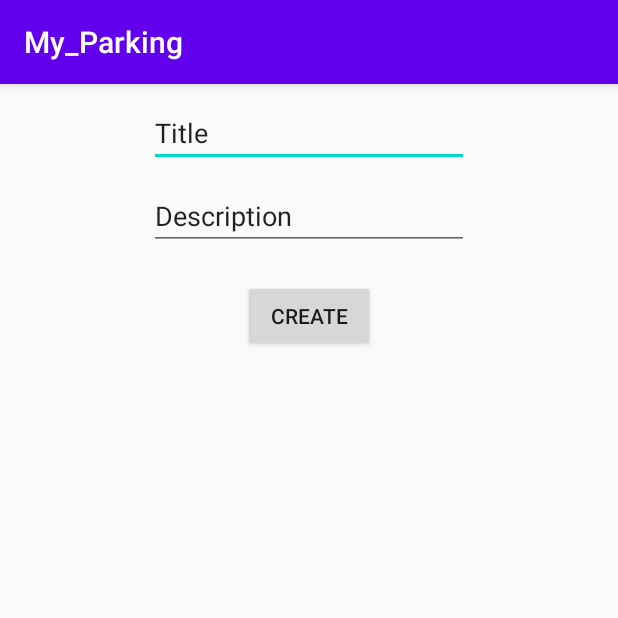
After one commit to Rasmus-Lykke/Exam_Android, an Android app: the CreateParkingSpotActivity screen opened directly, with no data from a screen before it, on a phone screen of 412 x 824 dp, the top half of it. The commit adds this screen. Run offline under Robolectric (Android 15) with nearby library versions, the phone set to English and light mode, and no system bars.

Commit message:
Lots of work completed. Its now possible to create, update and delete parking spots. It can show parking spots on the map aswell the users location

```diff
--- a/app/src/main/AndroidManifest.xml
+++ b/app/src/main/AndroidManifest.xml
@@ -11,6 +11,7 @@
         android:roundIcon="@mipmap/ic_launcher_round"
         android:supportsRtl="true"
         android:theme="@style/AppTheme">
+        <activity android:name=".CreateParkingSpotActivity"></activity>
 
         <meta-data
             android:name="com.google.android.geo.API_KEY"
@@ -18,7 +19,7 @@
 
         <activity
             android:name=".MapsActivity"
-            android:label="@string/title_activity_maps"></activity>
+            android:label="@string/title_activity_maps" />
         <activity android:name=".LoginActivity">
             <intent-filter>
                 <action android:name="android.intent.action.MAIN" />
@@ -26,7 +27,7 @@
                 <category android:name="android.intent.category.LAUNCHER" />
             </intent-filter>
         </activity>
-        <activity android:name=".MainActivity"></activity>
+        <activity android:name=".MainActivity" />
     </application>
 
 </manifest>
--- /dev/null
+++ b/app/src/main/java/com/example/my_parking/CreateParkingSpotActivity.java
@@ -0,0 +1,45 @@
+package com.example.my_parking;
+
+import androidx.appcompat.app.AppCompatActivity;
+
+import android.os.Bundle;
+import android.view.View;
+import android.widget.EditText;
+import android.widget.Toast;
+
+import com.example.my_parking.storage.FirebaseRepo;
+import com.google.android.gms.maps.model.LatLng;
+
+import java.util.NavigableMap;
+
+public class CreateParkingSpotActivity extends AppCompatActivity {
+
+    EditText editTextTitle;
+    EditText editTextDescription;
+
+    double lat;
+    double lng;
+
+    @Override
+    protected void onCreate(Bundle savedInstanceState) {
+        super.onCreate(savedInstanceState);
+        setContentView(R.layout.activity_create_parking_spot);
+
+        editTextTitle = findViewById(R.id.editTextTitle);
+        editTextDescription = findViewById(R.id.editTextDescription);
+    }
+
+    public void createParkingSpot(View view) {
+
+        lat = MapsActivity.currentLocation.latitude;
+        lng = MapsActivity.currentLocation.longitude;
+
+        String latitude = String.valueOf(lat);
+        String longitude = String.valueOf(lng);
+        FirebaseRepo.saveNewNote(view,
+                editTextTitle.getText().toString(),
+                editTextDescription.getText().toString(),
+                latitude, longitude);
+
+    }
+}
--- a/app/src/main/java/com/example/my_parking/auth/FirebaseManager.java
+++ b/app/src/main/java/com/example/my_parking/auth/FirebaseManager.java
@@ -5,6 +5,7 @@ import android.widget.Toast;
 
 import androidx.annotation.NonNull;
 
+import com.example.my_parking.storage.FirebaseRepo;
 import com.google.android.gms.tasks.OnCompleteListener;
 import com.google.android.gms.tasks.Task;
 import com.google.firebase.auth.AuthResult;
@@ -15,12 +16,8 @@ import com.example.my_parking.LoginActivity;
 public class FirebaseManager {
 
     private FirebaseAuth firebaseAuth = FirebaseAuth.getInstance();
-    private static FirebaseManager instance = new FirebaseManager();
     private static FirebaseUser user;
 
-    public static FirebaseManager getInstance() {
-        return instance;
-    }
 
     public void signIn(String email, String password, final LoginActivity activity) {
         firebaseAuth.signInWithEmailAndPassword(email, password)
--- /dev/null
+++ b/app/src/main/res/layout/activity_create_parking_spot.xml
@@ -0,0 +1,43 @@
+<?xml version="1.0" encoding="utf-8"?>
+<androidx.constraintlayout.widget.ConstraintLayout xmlns:android="http://schemas.android.com/apk/res/android"
+    xmlns:app="http://schemas.android.com/apk/res-auto"
+    xmlns:tools="http://schemas.android.com/tools"
+    android:layout_width="match_parent"
+    android:layout_height="match_parent"
+    tools:context=".CreateParkingSpotActivity">
+
+    <EditText
+        android:id="@+id/editTextTitle"
+        android:layout_width="wrap_content"
+        android:layout_height="wrap_content"
+        android:layout_margin="10dp"
+        android:ems="10"
+        android:inputType="textPersonName"
+        android:text="Title"
+        app:layout_constraintEnd_toEndOf="parent"
+        app:layout_constraintStart_toStartOf="parent"
+        app:layout_constraintTop_toTopOf="parent" />
+
+    <EditText
+        android:id="@+id/editTextDescription"
+        android:layout_width="wrap_content"
+        android:layout_height="wrap_content"
+        android:layout_margin="10dp"
+        android:ems="10"
+        android:inputType="textPersonName"
+        android:text="Description"
+        app:layout_constraintEnd_toEndOf="parent"
+        app:layout_constraintStart_toStartOf="parent"
+        app:layout_constraintTop_toBottomOf="@+id/editTextTitle" />
+
+    <Button
+        android:id="@+id/buttonCreate"
+        android:layout_width="wrap_content"
+        android:layout_height="wrap_content"
+        android:layout_margin="20dp"
+        android:onClick="createParkingSpot"
+        android:text="Create"
+        app:layout_constraintEnd_toEndOf="parent"
+        app:layout_constraintStart_toStartOf="parent"
+        app:layout_constraintTop_toBottomOf="@+id/editTextDescription" />
+</androidx.constraintlayout.widget.ConstraintLayout>
--- a/app/src/main/res/layout/activity_main.xml
+++ b/app/src/main/res/layout/activity_main.xml
@@ -34,7 +34,8 @@
         android:layout_width="wrap_content"
         android:layout_height="wrap_content"
         android:layout_margin="20dp"
+        android:onClick="newParkingSpot"
         android:text="New favorite"
         app:layout_constraintStart_toStartOf="parent"
-        tools:layout_editor_absoluteY="19dp" />
+        app:layout_constraintTop_toTopOf="parent" />
 </androidx.constraintlayout.widget.ConstraintLayout>
--- a/app/src/main/res/layout/new_favorite.xml
+++ /dev/null
@@ -1,6 +0,0 @@
-<?xml version="1.0" encoding="utf-8"?>
-<androidx.constraintlayout.widget.ConstraintLayout
-    xmlns:android="http://schemas.android.com/apk/res/android" android:layout_width="match_parent"
-    android:layout_height="match_parent">
-
-</androidx.constraintlayout.widget.ConstraintLayout>
--- a/app/src/main/res/values/strings.xml
+++ b/app/src/main/res/values/strings.xml
@@ -1,4 +1,5 @@
 <resources>
     <string name="app_name">My_Parking</string>
     <string name="title_activity_maps">Map</string>
+    <string name="change_map">Change map</string>
 </resources>
```
Also changed, not shown: app/src/main/java/com/example/my_parking/MainActivity.java (+13 -1 lines), app/src/main/java/com/example/my_parking/MapsActivity.java (+96 -21 lines), app/src/main/java/com/example/my_parking/storage/FirebaseRepo.java (+47 -20 lines), app/src/main/java/com/example/my_parking/view/MyViewHolder.java (+15 -2 lines), app/src/main/res/layout/activity_maps.xml (+44 -7 lines), app/src/main/res/values/google_maps_api.xml (added, +24 -0 lines), 1 other file.
